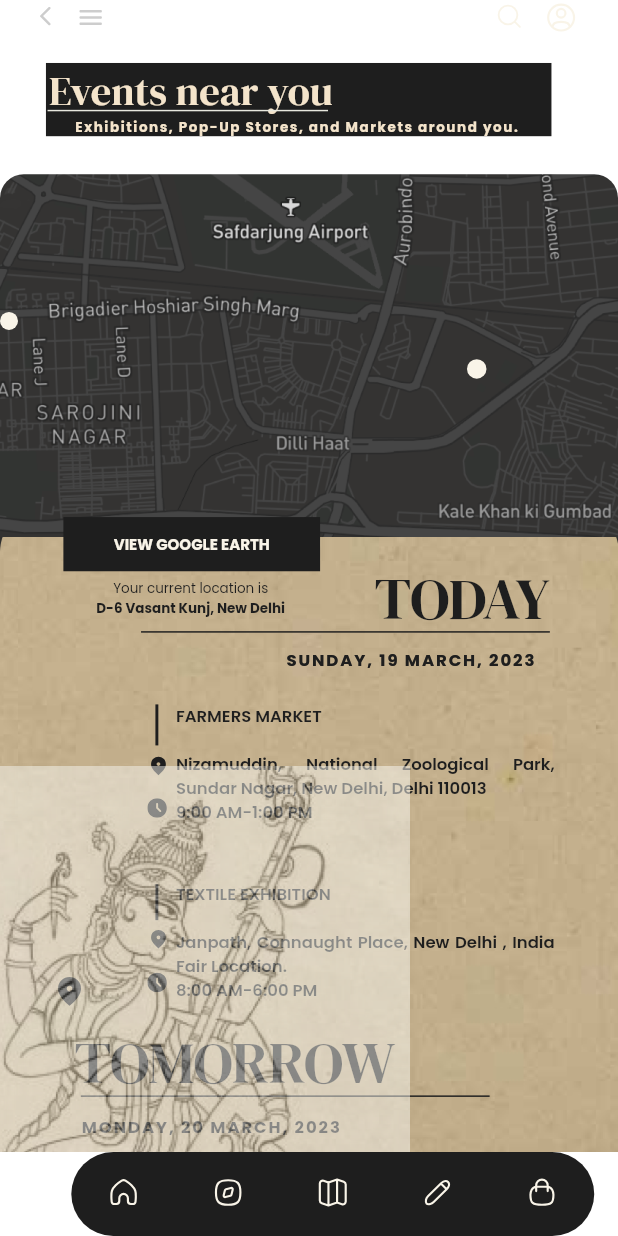
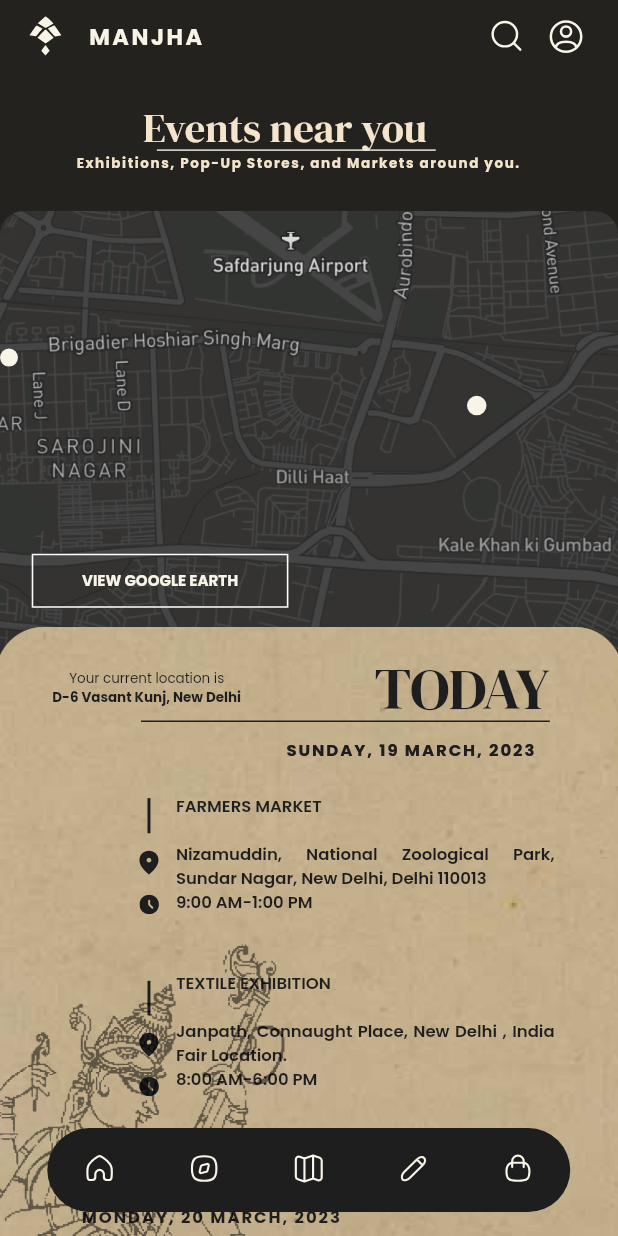
Before and after one commit to swarnimaprasad/manjha, a Flutter app: the EventsScreen screen opened by its route, on a phone screen of 412 x 824 dp. Run offline on Flutter 3.47's test engine with Material 2 defaults, Android fonts, the phone set to English and light mode, and no system bars; our stand-ins replace cached_network_image, connectivity_plus, flutter_svg, flutter_svg_provider, get, outline_gradient_button and 1 more; missing offline and left inert: flutter_login_facebook; accounts and stored records are empty.

Commit message:
Patched Discover and Events Screen

```diff
--- a/lib/presentation/events_screen/events_screen.dart
+++ b/lib/presentation/events_screen/events_screen.dart
@@ -12,41 +12,55 @@ class EventsScreen extends GetWidget<EventsController> {
   Widget build(BuildContext context) {
     return SafeArea(
         child: Scaffold(
-            backgroundColor: ColorConstant.whiteA700,
+            extendBody: true,
+            extendBodyBehindAppBar: true,
             appBar: CustomAppBar(
-                height: getVerticalSize(24),
-                leadingWidth: 42,
+                height: getVerticalSize(50),
+                leadingWidth: 44,
                 leading: AppbarImage(
-                    height: getSize(17),
-                    width: getSize(17),
-                    svgPath: ImageConstant.imgArrowleft,
-                    margin: getMargin(left: 25, top: 2, bottom: 4),
-                    onTap: onTapArrowleft10),
-                title: AppbarImage(
-                    height: getSize(21),
-                    width: getSize(21),
-                    svgPath: ImageConstant.imgMenu,
-                    margin: getMargin(left: 8)),
-                actions: [
+                    height: getSize(40),
+                    width: getSize(40),
+                    svgPath: ImageConstant.imgCloseLime50,
+                    margin: getMargin(left: 14)),
+                title:
+                  Text("   "+"lbl_manjha".tr,
+                  overflow:TextOverflow.ellipsis,
+                  textAlign: TextAlign.left,
+                  style: AppStyle.txtPoppinsBold16.copyWith(
+                  letterSpacing:
+                    getHorizontalSize(1.6))),
+                actions:[
                   AppbarImage(
-                      height: getSize(21),
-                      width: getSize(21),
+                      height: getSize(27),
+                      width: getSize(27),
                       svgPath: ImageConstant.imgSearch,
-                      margin: getMargin(left: 25, top: 1, bottom: 2)),
+                      margin:
+                          getMargin(left: 135)),
                   AppbarImage(
-                      height: getSize(24),
-                      width: getSize(24),
+                      height: getSize(28),
+                      width: getSize(28),
                       svgPath: ImageConstant.imgSearchLime50,
-                      margin: getMargin(left: 12, right: 25),
-                      onTap: onTapSearchOne10)
-                ]),
-            body: SizedBox(
+                      margin: getMargin(left: 12, right:20))
+            ]),
+          body:
+            Container(
                 width: size.width,
+                height: size.height,
+                padding: getPadding(top: 48),
+                decoration: BoxDecoration(
+                    gradient: LinearGradient(
+                        begin: Alignment(-0.09, 0),
+                        end: Alignment(1, 0.6),
+                        colors: [
+                      Color.fromARGB(255, 36, 34, 30),
+                      Color.fromARGB(255, 140, 140, 140)
+                    ])),
+
                 child: SingleChildScrollView(
                     child: Container(
-                        height: getVerticalSize(914),
+                        height: getVerticalSize(950),
                         width: double.maxFinite,
-                        margin: getMargin(top: 19),
+                        margin: getMargin(top: 20),
                         child: Stack(alignment: Alignment.topCenter, children: [
                           Align(
                               alignment: Alignment.topLeft,
@@ -54,27 +68,27 @@ class EventsScreen extends GetWidget<EventsController> {
                                   height: getVerticalSize(50),
                                   width: getHorizontalSize(319),
                                   margin: getMargin(left: 29),
-                                  decoration: AppDecoration.fillGray90002,
                                   child: Stack(
                                       alignment: Alignment.bottomCenter,
                                       children: [
                                         Align(
                                             alignment: Alignment.topLeft,
                                             child: Padding(
-                                                padding: getPadding(left: 2),
+                                                padding: getPadding(),
                                                 child: Text(
-                                                    "lbl_events_near_you".tr,
+                                                    "           "+"lbl_events_near_you".tr,
                                                     overflow:
                                                         TextOverflow.ellipsis,
-                                                    textAlign: TextAlign.left,
+                                                    textAlign: TextAlign.center,
                                                     style: AppStyle
                                                         .txtDMSerifDisplayItalic2859Lime100))),
                                         Align(
                                             alignment: Alignment.bottomCenter,
-                                            child: Text(
+                                            child:
+                                            Text(
                                                 "msg_exhibitions_pop_up".tr,
                                                 overflow: TextOverflow.ellipsis,
-                                                textAlign: TextAlign.left,
+                                                textAlign: TextAlign.center,
                                                 style: AppStyle
                                                     .txtPoppinsBold10Lime100
                                                     .copyWith(
@@ -84,7 +98,7 @@ class EventsScreen extends GetWidget<EventsController> {
                                         Align(
                                             alignment: Alignment.bottomLeft,
                                             child: Padding(
-                                                padding: getPadding(bottom: 17),
+                                                padding: getPadding(top:35,bottom: 20,left:68),
                                                 child: SizedBox(
                                                     width:
                                                         getHorizontalSize(178),
@@ -96,13 +110,12 @@ class EventsScreen extends GetWidget<EventsController> {
                                                         color: ColorConstant
                                                             .gray30001,
                                                         indent:
-                                                            getHorizontalSize(
-                                                                1)))))
+                                                            getHorizontalSize(2)))))
                                       ]))),
                           Align(
                               alignment: Alignment.topCenter,
                               child: Container(
-                                  height: getVerticalSize(324),
+                                  height: getVerticalSize(320),
                                   width: double.maxFinite,
                                   margin: getMargin(top: 76),
                                   child: Stack(
@@ -172,7 +185,7 @@ class EventsScreen extends GetWidget<EventsController> {
                                         CustomImageView(
                                             imagePath: ImageConstant
                                                 .imgMaskgroup538x390,
-                                            height: getVerticalSize(538),
+                                            height: getVerticalSize(600),
                                             width: getHorizontalSize(390),
                                             alignment: Alignment.topCenter),
                                         Align(
@@ -217,12 +230,10 @@ class EventsScreen extends GetWidget<EventsController> {
                                                               children: [
                                                                 Padding(
                                                                     padding:
-                                                                        getPadding(
-                                                                            left:
-                                                                                5),
+                                                                        getPadding(top:3,left:8),
                                                                     child: SizedBox(
                                                                         height: getVerticalSize(
-                                                                            28),
+                                                                            24),
                                                                         child: VerticalDivider(
                                                                             width:
                                                                                 getHorizontalSize(2),
@@ -234,13 +245,13 @@ class EventsScreen extends GetWidget<EventsController> {
                                                                             .imgLocation,
                                                                     height:
                                                                         getVerticalSize(
-                                                                            18),
+                                                                            24),
                                                                     width:
                                                                         getHorizontalSize(
-                                                                            14),
+                                                                            18),
                                                                     margin: getMargin(
                                                                         top:
-                                                                            5)),
+                                                                            8, right: 4)),
                                                                 CustomImageView(
                                                                     svgPath:
                                                                         ImageConstant
@@ -253,15 +264,14 @@ class EventsScreen extends GetWidget<EventsController> {
                                                                             14),
                                                                     margin: getMargin(
                                                                         top:
-                                                                            13)),
+                                                                            10, left: 3)),
                                                                 Padding(
                                                                     padding:
                                                                         getPadding(
-                                                                            left:
-                                                                                5),
+                                                                            left:8),
                                                                     child: SizedBox(
                                                                         height: getVerticalSize(
-                                                                            70),
+                                                                            69),
                                                                         child: VerticalDivider(
                                                                             width:
                                                                                 getHorizontalSize(2),
@@ -274,13 +284,11 @@ class EventsScreen extends GetWidget<EventsController> {
                                                                             .imgLocation,
                                                                     height:
                                                                         getVerticalSize(
-                                                                            18),
+                                                                            24),
                                                                     width:
                                                                         getHorizontalSize(
-                                                                            14),
-                                                                    margin: getMargin(
-                                                                        top:
-                                                                            4)),
+                                                                            18),
+                                                                    margin: getMargin(top:8,right:4)),
                                                                 CustomImageView(
                                                                     svgPath:
                                                                         ImageConstant
@@ -293,7 +301,7 @@ class EventsScreen extends GetWidget<EventsController> {
                                                                             14),
                                                                     margin: getMargin(
                                                                         top:
-                                                                            14))
+                                                                            10, left: 3))
                                                               ])),
                                                       Padding(
                                                           padding: getPadding(
@@ -346,11 +354,9 @@ class EventsScreen extends GetWidget<EventsController> {
                                                                             .txtPoppinsSemiBold12)),
                                                                 Container(
                                                                     width:
-                                                                        getHorizontalSize(
-                                                                            239),
+                                                                        getHorizontalSize(239),
                                                                     margin: getMargin(
-                                                                        top:
-                                                                            39),
+                                                                        top:39),
                                                                     child: Text(
                                                                         "msg_textile_exhibition_janpath"
                                                                             .tr,
@@ -425,16 +431,9 @@ class EventsScreen extends GetWidget<EventsController> {
                                                 padding: getPadding(
                                                     left: 33, top: 28),
                                                 child: Row(children: [
-                                                  CustomImageView(
-                                                      svgPath: ImageConstant
-                                                          .imgLocation,
-                                                      height: getSize(24),
-                                                      width: getSize(24),
-                                                      margin: getMargin(
-                                                          top: 3, bottom: 1)),
                                                   Padding(
                                                       padding:
-                                                          getPadding(left: 6),
+                                                          getPadding(),
                                                       child: Column(
                                                           mainAxisAlignment:
                                                               MainAxisAlignment
@@ -469,8 +468,7 @@ class EventsScreen extends GetWidget<EventsController> {
                               height: getVerticalSize(37),
                               width: getHorizontalSize(162),
                               text: "msg_view_google_earth".tr,
-                              margin: getMargin(left: 40, top: 304),
-                              variant: ButtonVariant.FillGray90002,
+                              margin: getMargin(left: 20, top: 304),
                               shape: ButtonShape.Square,
                               padding: ButtonPadding.PaddingAll11,
                               fontStyle: ButtonFontStyle.PoppinsBold1072,
@@ -479,28 +477,27 @@ class EventsScreen extends GetWidget<EventsController> {
                           CustomImageView(
                               imagePath: ImageConstant.imgImage82382x259,
                               height: getVerticalSize(382),
-                              width: getHorizontalSize(259),
-                              alignment: Alignment.bottomLeft,
-                              margin: getMargin(bottom: 52))
+                              width: getHorizontalSize(220),
+                              alignment: Alignment.bottomLeft)
                         ])))),
-            bottomNavigationBar:
+            floatingActionButton:
                 CustomBottomBar(onChanged: (BottomBarEnum type) {
-              Get.toNamed(getCurrentRoute(type), id: 1);
+              Get.toNamed(getCurrentRoute(type));
             })));
   }
 
   String getCurrentRoute(BottomBarEnum type) {
     switch (type) {
       case BottomBarEnum.Volume:
-        return AppRoutes.cartPage;
+        return AppRoutes.buyerHomeScreen;
       case BottomBarEnum.Clocklime501:
-        return "/";
+        return AppRoutes.frameEightScreen;
       case BottomBarEnum.Map:
-        return "/";
+        return AppRoutes.eventsScreen;
       case BottomBarEnum.Checkmarklime50:
-        return "/";
+        return AppRoutes.designStudioScreen;
       case BottomBarEnum.Baglime50:
-        return "/";
+        return AppRoutes.cartContainerScreen;
       default:
         return "/";
     }
--- a/lib/presentation/frame_eight_screen/frame_eight_screen.dart
+++ b/lib/presentation/frame_eight_screen/frame_eight_screen.dart
@@ -19,9 +19,8 @@ class FrameEightScreen extends GetWidget<FrameEightController> {
                 leading: AppbarImage(
                     height: getSize(40),
                     width: getSize(40),
-                    svgPath: ImageConstant.imgManjha,
-                    margin: getMargin(left: 14),
-                    onTap: onTapArrowleft11),
+                    svgPath: ImageConstant.imgCloseLime50,
+                    margin: getMargin(left: 14)),
                 title:
                   Text("   "+"lbl_manjha".tr,
                   overflow:TextOverflow.ellipsis,
@@ -32,27 +31,27 @@ class FrameEightScreen extends GetWidget<FrameEightController> {
                 actions:[  AppbarImage(
                       height: getSize(27),
                       width: getSize(27),
-                      svgPath: ImageConstant.imgSearchGray9000121x21,
+                      svgPath: ImageConstant.imgSearch,
                       margin:
                           getMargin(left: 135)),
                   AppbarImage(
                       height: getSize(28),
                       width: getSize(28),
-                      svgPath: ImageConstant.imgSearch24x24,
+                      svgPath: ImageConstant.imgSearchLime50,
                       margin: getMargin(left: 12, right:20),
                       onTap: onTapSearchOne11)
             ]),
             body: Container(
                 width: size.width,
                 height: size.height,
-                padding: getPadding(top: 48, bottom: 36),
+                padding: getPadding(top: 48),
                 decoration: BoxDecoration(
                     gradient: LinearGradient(
                         begin: Alignment(-0.09, -0.25),
                         end: Alignment(1, 0.81),
                         colors: [
-                      Color.fromARGB(255, 196, 176, 141),
-                      Color.fromARGB(255, 202, 159, 66)
+                      Color.fromARGB(255, 36, 34, 30),
+                      Color.fromARGB(255, 140, 140, 140)
                     ])),
                 child: SingleChildScrollView(
                     child: Container(
```
Also changed, not shown: assets/images/img_image82_382x259.png, 1 other file.
